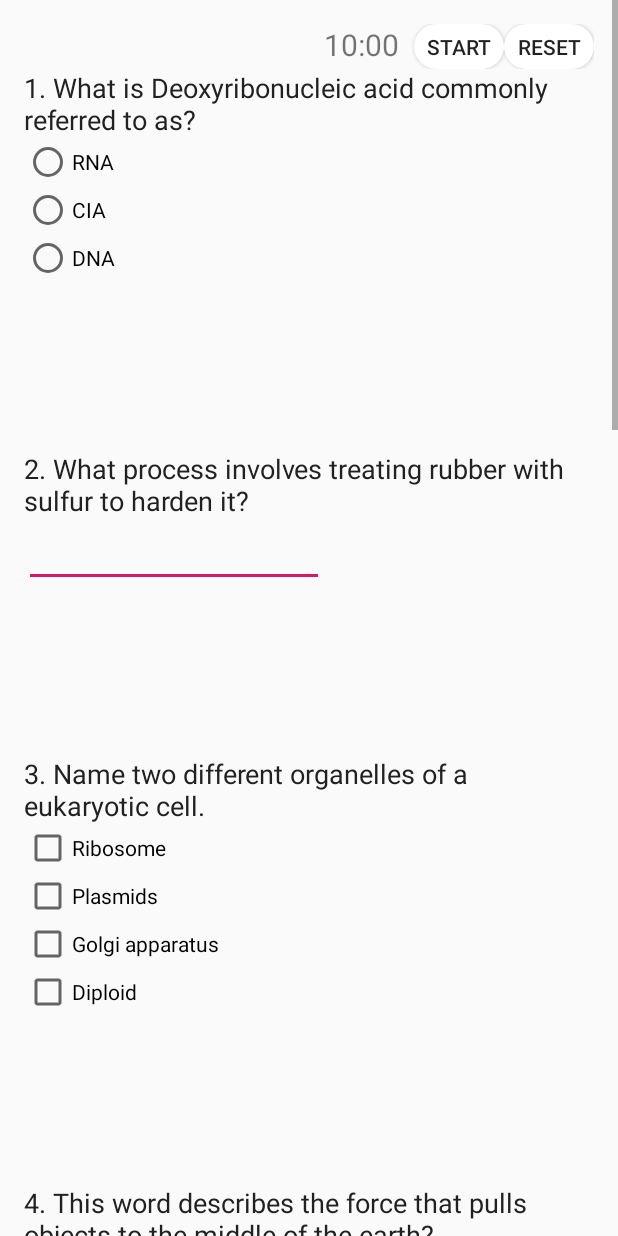
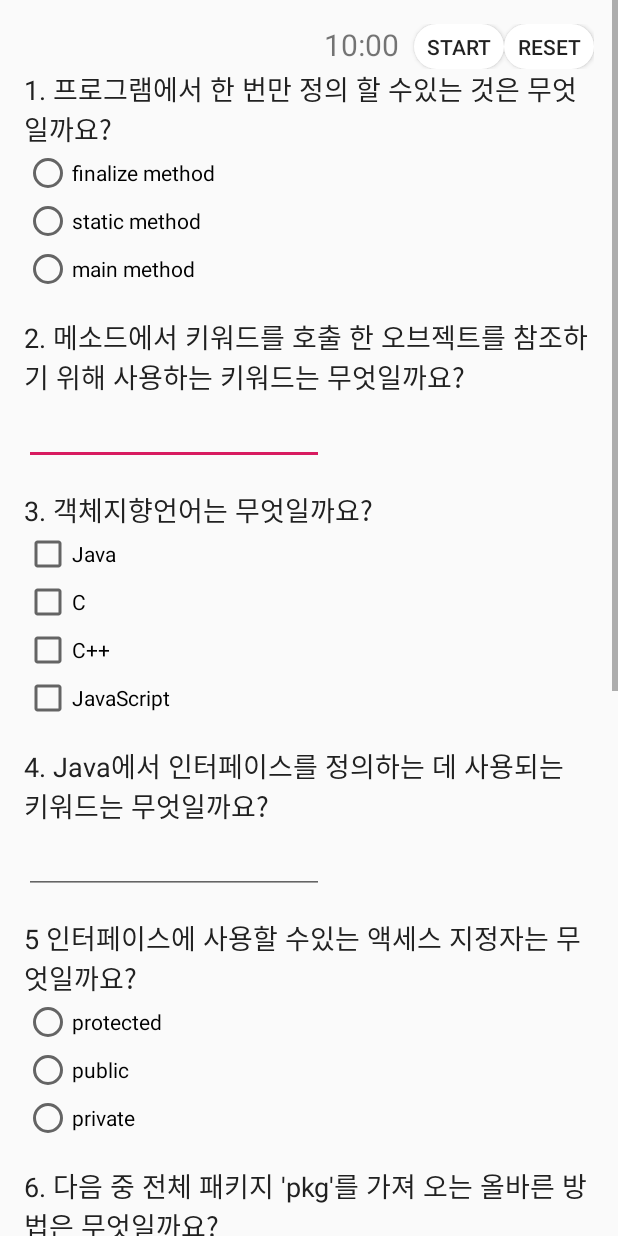
Before and after one commit to kimhyooo/open_quiz_mid, an Android app: the activity_open_quiz screen opened directly, with no data from a screen before it, on a phone screen of 412 x 824 dp. Run offline under Robolectric (Android 15) with nearby library versions, the phone set to English and light mode, and no system bars.

Commit message:
UI수정-> 난이도 모드 합치고 easy에만 힌트버튼 추가, 타이머 등 other.xml없앰

```diff
--- a/app/src/main/AndroidManifest.xml
+++ b/app/src/main/AndroidManifest.xml
@@ -18,7 +18,6 @@
         </activity>
         <activity android:name=".activity_quiz" />
         <activity android:name=".activity_result" />
-        <activity android:name=".activity_other" />
         <activity android:name=".activity_open_quiz" />
         <activity android:name=".activity_version_quiz"></activity>
     </application>
--- a/app/src/main/java/com/example/ansys/hahahaha/MainActivity.java
+++ b/app/src/main/java/com/example/ansys/hahahaha/MainActivity.java
@@ -62,7 +62,7 @@ public class MainActivity extends AppCompatActivity {
             @Override
             public void onClick(View view) {
                 name = edit_name.getText().toString();
-                Intent intent = new Intent(MainActivity.this, activity_quiz.class);
+                Intent intent = new Intent(MainActivity.this, activity_version_quiz.class);
                 intent.putExtra("name",name);
                 startActivity(intent);
             }
@@ -71,8 +71,7 @@ public class MainActivity extends AppCompatActivity {
         other_btn.setOnClickListener(new View.OnClickListener() {
             @Override
             public void onClick(View view) {
-                Intent intent = new Intent(MainActivity.this, activity_other.class);
-                startActivity(intent);
+                //여기에 other클릭하면 어떤 이벤트 처리할건지 적으면 됩니다~
             }
         });
 
--- a/app/src/main/java/com/example/ansys/hahahaha/activity_open_quiz.java
+++ b/app/src/main/java/com/example/ansys/hahahaha/activity_open_quiz.java
@@ -28,14 +28,7 @@ public class activity_open_quiz extends AppCompatActivity {
     private boolean mTimerRunning;
     private long mTimeLeftInMillis = START_TIME_IN_MILLIS;
 
-
-
     private static final String LOG_TAG = MainActivity.class.getSimpleName();
-
-    int b = activity_other.a;
-
-
-    Button hint1, hint2, hint3, hint4, hint5, hint6, hint7, hint8, hint9, hint10 ;
 
 
     // Question 1
@@ -70,152 +63,6 @@ public class activity_open_quiz extends AppCompatActivity {
     protected void onCreate(Bundle savedInstanceState) {
         super.onCreate(savedInstanceState);
         setContentView(R.layout.activity_open_quiz);
-
-        //연결
-        hint1 = (Button)findViewById(R.id.hint1);
-        hint2 = (Button)findViewById(R.id.hint2);
-        hint3 = (Button)findViewById(R.id.hint3);
-        hint4 = (Button)findViewById(R.id.hint4);
-        hint5 = (Button)findViewById(R.id.hint5);
-        hint6 = (Button)findViewById(R.id.hint6);
-        hint7 = (Button)findViewById(R.id.hint7);
-        hint8 = (Button)findViewById(R.id.hint8);
-        hint9 = (Button)findViewById(R.id.hint9);
-        hint10 = (Button)findViewById(R.id.hint10);
-
-
-        if(b==1){
-            hint1.setVisibility(View.VISIBLE);
-            hint2.setVisibility(View.VISIBLE);
-            hint3.setVisibility(View.VISIBLE);
-            hint4.setVisibility(View.VISIBLE);
-            hint5.setVisibility(View.VISIBLE);
-            hint6.setVisibility(View.VISIBLE);
-            hint7.setVisibility(View.VISIBLE);
-            hint8.setVisibility(View.VISIBLE);
-            hint9.setVisibility(View.VISIBLE);
-            hint10.setVisibility(View.VISIBLE);
-        }
-        else {
-            hint1.setVisibility(View.INVISIBLE);
-            hint2.setVisibility(View.INVISIBLE);
-            hint3.setVisibility(View.INVISIBLE);
-            hint4.setVisibility(View.INVISIBLE);
-            hint5.setVisibility(View.INVISIBLE);
-            hint6.setVisibility(View.INVISIBLE);
-            hint7.setVisibility(View.INVISIBLE);
-            hint8.setVisibility(View.INVISIBLE);
-            hint9.setVisibility(View.INVISIBLE);
-            hint10.setVisibility(View.INVISIBLE);
-        }
-
-        //이벤트처리
-        hint1.setOnClickListener(new View.OnClickListener() {
-            @Override
-
-            public void onClick(View view) {
-                AlertDialog.Builder dlg = new AlertDialog.Builder(activity_open_quiz.this);
-                dlg.setTitle("1번문제 힌트");
-                dlg.setMessage("DNA");
-                dlg.show();
-            }
-        });
-
-        hint2.setOnClickListener(new View.OnClickListener() {
-            @Override
-
-            public void onClick(View view) {
-                AlertDialog.Builder dlg = new AlertDialog.Builder(activity_open_quiz.this);
-                dlg.setTitle("2번문제 힌트");
-                dlg.setMessage("Vulcanizing");
-                dlg.show();
-            }
-        });
-
-        hint3.setOnClickListener(new View.OnClickListener() {
-            @Override
-
-            public void onClick(View view) {
-                AlertDialog.Builder dlg = new AlertDialog.Builder(activity_open_quiz.this);
-                dlg.setTitle("3번문제 힌트");
-                dlg.setMessage("1, 3");
-                dlg.show();
-            }
-        });
-
-        hint4.setOnClickListener(new View.OnClickListener() {
-            @Override
-
-            public void onClick(View view) {
-                AlertDialog.Builder dlg = new AlertDialog.Builder(activity_open_quiz.this);
-                dlg.setTitle("4번문제 힌트");
-                dlg.setMessage("Gravity");
-                dlg.show();
-            }
-        });
-        hint5.setOnClickListener(new View.OnClickListener() {
-            @Override
-
-            public void onClick(View view) {
-                AlertDialog.Builder dlg = new AlertDialog.Builder(activity_open_quiz.this);
-                dlg.setTitle("5번문제 힌트");
-                dlg.setMessage("Pine trees");
-                dlg.show();
-            }
-        });
-        hint6.setOnClickListener(new View.OnClickListener() {
-            @Override
-
-            public void onClick(View view) {
-                AlertDialog.Builder dlg = new AlertDialog.Builder(activity_open_quiz.this);
-                dlg.setTitle("6번문제 힌트");
-                dlg.setMessage("Clouds OR Cloud");
-                dlg.show();
-            }
-        });
-        hint7.setOnClickListener(new View.OnClickListener() {
-            @Override
-
-            public void onClick(View view) {
-                AlertDialog.Builder dlg = new AlertDialog.Builder(activity_open_quiz.this);
-                dlg.setTitle("7번문제 힌트");
-                dlg.setMessage("3, 4");
-                dlg.show();
-            }
-        });
-
-        hint8.setOnClickListener(new View.OnClickListener() {
-            @Override
-
-            public void onClick(View view) {
-                AlertDialog.Builder dlg = new AlertDialog.Builder(activity_open_quiz.this);
-                dlg.setTitle("8번문제 힌트");
-                dlg.setMessage("Wrist");
-                dlg.show();
-            }
-        });
-
-        hint9.setOnClickListener(new View.OnClickListener() {
-            @Override
-
-            public void onClick(View view) {
-                AlertDialog.Builder dlg = new AlertDialog.Builder(activity_open_quiz.this);
-                dlg.setTitle("9번문제 힌트");
-                dlg.setMessage("Stalagmites");
-                dlg.show();
-            }
-        });
-
-        hint10.setOnClickListener(new View.OnClickListener() {
-            @Override
-
-            public void onClick(View view) {
-                AlertDialog.Builder dlg = new AlertDialog.Builder(activity_open_quiz.this);
-                dlg.setTitle("10번문제 힌트");
-                dlg.setMessage("Smelting");
-                dlg.show();
-            }
-        });
 
         //타이머
         mTextViewCountDown = findViewById(R.id.text_view_countdown); //텍스트
@@ -307,7 +154,7 @@ public class activity_open_quiz extends AppCompatActivity {
         int final_score;
 
         //------------------------------------------------------------------------------------------
-        // Question 1 - Correct Answer is #3 (DNA)
+        // Question 1 - Correct Answer is #3 (main method)
         //------------------------------------------------------------------------------------------
         Boolean answer1;
 
@@ -319,18 +166,18 @@ public class activity_open_quiz extends AppCompatActivity {
             answer1_score = 0;
         }
         //------------------------------------------------------------------------------------------
-        // Question 2 - Correct Answer is "Vulcanizing"
+        // Question 2 - Correct Answer is "this"
         //------------------------------------------------------------------------------------------
         String answer2;
         question2_answer = (EditText) this.findViewById(R.id.question2_answer);
         answer2 = question2_answer.getText().toString().toLowerCase();
-        if (answer2.equals("vulcanizing")) {
+        if (answer2.equals("this")) {
             answer2_score = 1;
         } else {
             answer2_score = 0;
         }
         //------------------------------------------------------------------------------------------
-        // Question 3  - Correct Answers are #1 (Ribosomes) and #3 (Golgi Apparatus)
+        // Question 3  - Correct Answers are 2번 빼고 다 정답
         //------------------------------------------------------------------------------------------
         Boolean answer3_choice1;
         Boolean answer3_choice2;
@@ -344,24 +191,24 @@ public class activity_open_quiz extends AppCompatActivity {
         answer3_choice2 = question2_choice2.isChecked();
         answer3_choice3 = question3_choice3.isChecked();
         answer3_choice4 = question3_choice4.isChecked();
-        if (answer3_choice1 && !answer3_choice2 && answer3_choice3 && !answer3_choice4) {
+        if (answer3_choice1 && !answer3_choice2 && answer3_choice3 && answer3_choice4) {
             answer3_score = 1;
         } else {
             answer3_score = 0;
         }
         //------------------------------------------------------------------------------------------
-        // Question 4 - Correct Answer is "Gravity"
+        // Question 4 - Correct Answer is "interface"
         //------------------------------------------------------------------------------------------
         String answer4;
         question4_answer = (EditText) this.findViewById(R.id.question4_answer);
         answer4 = question4_answer.getText().toString().toLowerCase();
-        if (answer4.equals("gravity")) {
+        if (answer4.equals("interface")) {
             answer4_score = 1;
         } else {
             answer4_score = 0;
         }
         //------------------------------------------------------------------------------------------
-        // Question 5  - Correct Answers is #2 "Pine trees"
+        // Question 5  - Correct Answers is #2 "public"
         //------------------------------------------------------------------------------------------
         Boolean answer5;
         question5_choice2 = (RadioButton) this.findViewById(R.id.question5_choice2);
@@ -372,18 +219,18 @@ public class activity_open_quiz extends AppCompatActivity {
             answer5_score = 0;
         }
         //------------------------------------------------------------------------------------------
-        // Question 6 - Correct Answer is "Clouds" or "Cloud"
+        // Question 6 - Correct Answer is "import pkg.*"
         //------------------------------------------------------------------------------------------
         String answer6;
         question6_answer = (EditText) this.findViewById(R.id.question6_answer);
         answer6 = question6_answer.getText().toString().toLowerCase();
-        if (answer6.equals("clouds") || answer6.equals("cloud")) {
+        if (answer6.equals("import pkg.*")) {
             answer6_score = 1;
         } else {
             answer6_score = 0;
         }
         //------------------------------------------------------------------------------------------
-        // Question 7  - Correct Answers are #3 (Earth) and #4 (Pluto)
+        // Question 7  - Correct Answers are #3 (None of the mentioned)
         //------------------------------------------------------------------------------------------
         Boolean answer7_choice1;
         Boolean answer7_choice2;
@@ -397,24 +244,24 @@ public class activity_open_quiz extends AppCompatActivity {
         answer7_choice2 = question7_choice2.isChecked();
         answer7_choice3 = question7_choice3.isChecked();
         answer7_choice4 = question7_choice4.isChecked();
-        if (!answer7_choice1 && !answer7_choice2 && answer7_choice3 && answer7_choice4) {
+        if (!answer7_choice1 && !answer7_choice2 && answer7_choice3 && !answer7_choice4) {
             answer7_score = 1;
         } else {
             answer7_score = 0;
         }
         //------------------------------------------------------------------------------------------
-        // Question 8 - Correct Answer is "Wrist"
+        // Question 8 - Correct Answer is "java"
         //------------------------------------------------------------------------------------------
         String answer8;
         question8_answer = (EditText) this.findViewById(R.id.question8_answer);
         answer8 = question8_answer.getText().toString().toLowerCase();
-        if (answer8.equals("wrist")) {
+        if (answer8.equals("java")||answer8.equals(("Java"))) {
             answer8_score = 1;
         } else {
             answer8_score = 0;
         }
         //------------------------------------------------------------------------------------------
-        // Question 9  - Correct Answers is #2 "Stalagmites"
+        // Question 9  - Correct Answers is #2 "equals()"
         //------------------------------------------------------------------------------------------
         Boolean answer9;
         question9_choice2 = (RadioButton) this.findViewById(R.id.question9_choice2);
@@ -425,12 +272,12 @@ public class activity_open_quiz extends AppCompatActivity {
             answer9_score = 0;
         }
         //------------------------------------------------------------------------------------------
-        // Question 10 - Correct Answer is "Smelting"
+        // Question 10 - Correct Answer is "int"
         //------------------------------------------------------------------------------------------
         String answer10;
         question10_answer = (EditText) this.findViewById(R.id.question10_answer);
         answer10 = question10_answer.getText().toString().toLowerCase();
-        if (answer10.equals("smelting")) {
+        if (answer10.equals("int")) {
             answer10_score = 1;
         } else {
             answer10_score = 0;
@@ -442,9 +289,9 @@ public class activity_open_quiz extends AppCompatActivity {
                 answer6_score + answer7_score + answer8_score + answer9_score + answer10_score;
 
         if (final_score == 10) {
-            resultsDisplay = "Perfect! You scored 10 out of 10";
+            resultsDisplay = "완벽해!! 10점 만점에 10점~";
         } else {
-            resultsDisplay = "Try again. You scored " + final_score + " out of 10";
+            resultsDisplay = "다시 시도해보렴. 너의 점수는 " + final_score + "/10 이야";
         }
 
         Context context = getApplicationContext();
--- a/app/src/main/res/layout/activity_open_quiz.xml
+++ b/app/src/main/res/layout/activity_open_quiz.xml
@@ -81,15 +81,6 @@
                 android:checked="false"
                 android:text="@string/question1_choice3" />
 
-            <Button
-                android:id="@+id/hint1"
-                android:layout_width="match_parent"
-                android:layout_height="wrap_content"
-                android:background="@drawable/round_corner"
-                android:backgroundTint="@color/colorGray"
-                android:textColor="#ffffff"
-                android:visibility="invisible"
-                android:text="hint" />
         </RadioGroup>
 
         <TextView
@@ -108,15 +99,7 @@
             android:layout_height="wrap_content"
             android:inputType="text" />
 
-        <Button
-            android:id="@+id/hint2"
-            android:layout_width="match_parent"
-            android:layout_height="wrap_content"
-            android:background="@drawable/round_corner"
-            android:backgroundTint="@color/colorGray"
-            android:textColor="#ffffff"
-            android:visibility="invisible"
-            android:text="hint" />
+
 
         <TextView
             android:id="@+id/question3"
@@ -151,16 +134,6 @@
             android:layout_height="wrap_content"
             android:text="@string/question3_choice4" />
 
-        <Button
-            android:id="@+id/hint3"
-            android:layout_width="match_parent"
-            android:layout_height="wrap_content"
-            android:background="@drawable/round_corner"
-            android:backgroundTint="@color/colorGray"
-            android:textColor="#ffffff"
-            android:visibility="invisible"
-            android:text="HINT" />
-
         <TextView
             android:id="@+id/question4"
             android:layout_width="wrap_content"
@@ -178,16 +151,6 @@
             android:layout_height="wrap_content"
             android:imeOptions="actionDone"
             android:inputType="text" />
-
-        <Button
-            android:id="@+id/hint4"
-            android:layout_width="match_parent"
-            android:layout_height="wrap_content"
-            android:background="@drawable/round_corner"
-            android:backgroundTint="@color/colorGray"
-            android:textColor="#ffffff"
-            android:visibility="invisible"
-            android:text="HINT" />
 
         <TextView
             android:id="@+id/question5"
@@ -223,16 +186,6 @@
         </RadioGroup>
 
 
-        <Button
-            android:id="@+id/hint5"
-            android:layout_width="match_parent"
-            android:layout_height="wrap_content"
-            android:background="@drawable/round_corner"
-            android:backgroundTint="@color/colorGray"
-            android:textColor="#ffffff"
-            android:visibility="invisible"
-            android:text="HINT" />
-
         <TextView
             android:id="@+id/question6"
             android:layout_width="wrap_content"
@@ -250,15 +203,6 @@
             android:imeOptions="actionDone"
             android:inputType="text" />
 
-        <Button
-            android:id="@+id/hint6"
-            android:layout_width="match_parent"
-            android:layout_height="wrap_content"
-            android:background="@drawable/round_corner"
-            android:backgroundTint="@color/colorGray"
-            android:textColor="#ffffff"
-            android:visibility="invisible"
-            android:text="HINT" />
 
         <TextView
             android:id="@+id/question7"
@@ -295,16 +239,6 @@
             android:text="@string/question7_choice4" />
 
 
-        <Button
-            android:id="@+id/hint7"
-            android:layout_width="match_parent"
-            android:layout_height="wrap_content"
-            android:background="@drawable/round_corner"
-            android:backgroundTint="@color/colorGray"
-            android:textColor="#ffffff"
-            android:visibility="invisible"
-            android:text="HINT" />
-
         <TextView
             android:id="@+id/question8"
             android:layout_width="wrap_content"
@@ -323,15 +257,6 @@
             android:imeOptions="actionDone"
             android:inputType="text" />
 
-        <Button
-            android:id="@+id/hint8"
-            android:layout_width="match_parent"
-            android:layout_height="wrap_content"
-            android:background="@drawable/round_corner"
-            android:backgroundTint="@color/colorGray"
-            android:textColor="#ffffff"
-            android:visibility="invisible"
-            android:text="HINT" />
 
         <TextView
             android:id="@+id/question9"
@@ -361,15 +286,6 @@
 
         </RadioGroup>
 
-        <Button
-            android:id="@+id/hint9"
-            android:layout_width="match_parent"
-            android:layout_height="wrap_content"
-            android:background="@drawable/round_corner"
-            android:backgroundTint="@color/colorGray"
-            android:textColor="#ffffff"
-            android:visibility="invisible"
-            android:text="HINT" />
 
         <TextView
             android:id="@+id/question10"
@@ -388,15 +304,6 @@
             android:imeOptions="actionDone"
             android:inputType="text" />
 
-        <Button
-            android:id="@+id/hint10"
-            android:layout_width="match_parent"
-            android:layout_height="wrap_content"
-            android:background="@drawable/round_corner"
-            android:backgroundTint="@color/colorGray"
-            android:textColor="#ffffff"
-            android:visibility="invisible"
-            android:text="HINT" />
 
         <Button
             android:id="@+id/submit_answers"
@@ -405,7 +312,6 @@
             android:onClick="submitAnswers"
             android:text="@string/submit_answers" />
 
-
     </LinearLayout>
 
 </ScrollView>
--- a/app/src/main/res/values/strings.xml
+++ b/app/src/main/res/values/strings.xml
@@ -5,42 +5,42 @@
     <string name="title_quiz">HARD 버전</string>
 
 
-    <string name="question1">1. What is Deoxyribonucleic acid commonly referred to as?</string>
-    <string name="question1_choice1">RNA</string>
-    <string name="question1_choice2">CIA</string>
-    <string name="question1_choice3">DNA</string>
+    <string name="question1">1. 프로그램에서 한 번만 정의 할 수있는 것은 무엇일까요?</string>
+    <string name="question1_choice1">finalize method</string>
+    <string name="question1_choice2">static method</string>
+    <string name="question1_choice3">main method</string>
 
-    <string name="question2">2. What process involves treating rubber with sulfur to harden it?</string>
+    <string name="question2">2. 메소드에서 키워드를 호출 한 오브젝트를 참조하기 위해 사용하는 키워드는 무엇일까요?</string>
 
-    <string name="question3">3. Name two different organelles of a eukaryotic cell.</string>
-    <string name="question3_choice1">Ribosome</string>
-    <string name="question3_choice2">Plasmids</string>
-    <string name="question3_choice3">Golgi apparatus</string>
-    <string name="question3_choice4">Diploid</string>
+    <string name="question3">3. 객체지향언어는 무엇일까요?</string>
+    <string name="question3_choice1">Java</string>
+    <string name="question3_choice2">C</string>
+    <string name="question3_choice3">C++</string>
+    <string name="question3_choice4">JavaScript</string>
 
-    <string name="question4">4. This word describes the force that pulls objects to the middle of the earth?</string>
+    <string name="question4">4. Java에서 인터페이스를 정의하는 데 사용되는 키워드는 무엇일까요?</string>
 
-    <string name="question5">5 What type of trees yield the resin used to produce turpentine?</string>
-    <string name="question5_choice1">Palm trees</string>
-    <string name="question5_choice2">Pine trees</string>
-    <string name="question5_choice3">Oak trees</string>
+    <string name="question5">5 인터페이스에 사용할 수있는 액세스 지정자는 무엇일까요?</string>
+    <string name="question5_choice1">protected</string>
+    <string name="question5_choice2">public</string>
+    <string name="question5_choice3">private</string>
 
-    <string name="question6">6. Cumulus and Cirrus are types of what?</string>
+    <string name="question6">6. 다음 중 전체 패키지 \'pkg\'를 가져 오는 올바른 방법은 무엇일까요?</string>
 
-    <string name="question7">7. Which two planets have one or more moons?</string>
-    <string name="question7_choice1">Ceres</string>
-    <string name="question7_choice2">Mercury</string>
-    <string name="question7_choice3">Earth</string>
-    <string name="question7_choice4">Pluto</string>
+    <string name="question7">7. 생성자의 반환 유형은 무엇일까요?</string>
+    <string name="question7_choice1">void</string>
+    <string name="question7_choice2">float</string>
+    <string name="question7_choice3">None of the mentioned</string>
+    <string name="question7_choice4">int</string>
 
-    <string name="question8">8. Where in the human body would you find the scaphoid bone?</string>
+    <string name="question8">8. 다음 중 표준 Java 클래스를 모두 저장하는 패키지는 무엇일까요?</string>
 
-    <string name="question9">9. Which grow upwards Stalactites or Stalagmites?</string>
-    <string name="question9_choice1">Stalactites</string>
-    <string name="question9_choice2">Stalagmites</string>
+    <string name="question9">9. 두 String 객체가 동일한지 비교하기 위해 String 클래스의 다음 중 어떤 방법을 사용할까요?</string>
+    <string name="question9_choice1">Equals()</string>
+    <string name="question9_choice2">equals()</string>
 
-    <string name="question10">10. What process involves heating an ore to obtain a metal?</string>
+    <string name="question10">10. 바이트, 정수 및 리터럴 숫자를 포함하는 표현식이 다음 중 어느 것으로 오를까요?</string>
 
-    <string name="submit_answers">Submit Answers</string>
+    <string name="submit_answers">제출하기</string>
 
 </resources>
```
Also changed, not shown: app/src/main/java/com/example/ansys/hahahaha/activity_other.java (deleted, +0 -48 lines), app/src/main/java/com/example/ansys/hahahaha/activity_quiz.java (+154 -1 lines), app/src/main/java/com/example/ansys/hahahaha/activity_version_quiz.java (+32 -0 lines), app/src/main/res/layout/activity_other.xml (deleted, +0 -89 lines), app/src/main/res/layout/activity_quiz.xml (+49 -1 lines), app/src/main/res/layout/activity_version_quiz.xml (+7 -7 lines), app/src/main/res/drawable/white_star.png (added).
